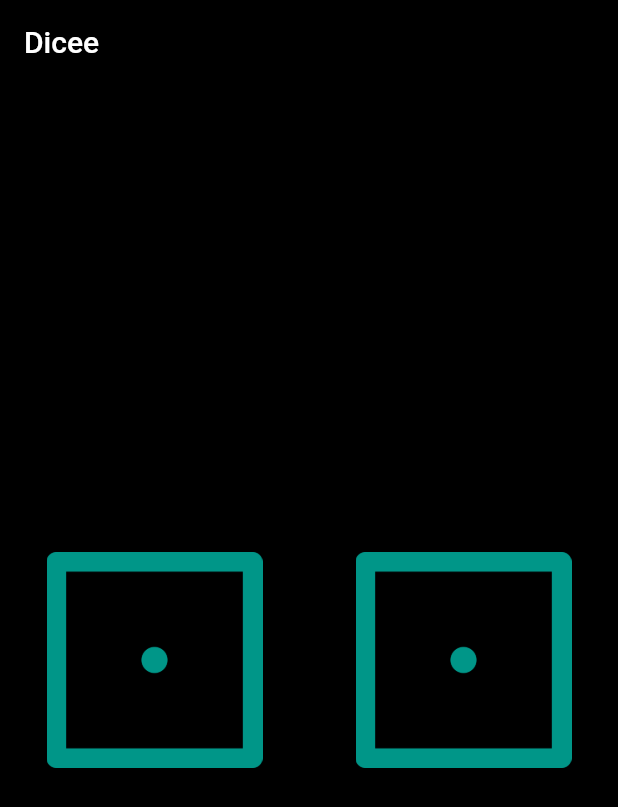
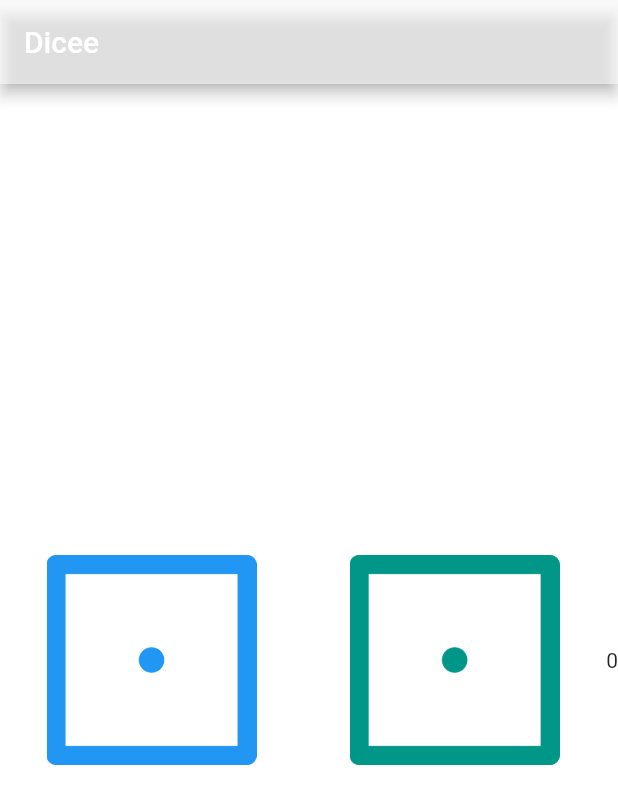
Before and after one commit to rahul975337/dice, a Flutter app: the screen it shows after launch, on a phone screen of 412 x 824 dp. Shown: the top 807 px of the screen. Run offline on Flutter 3.47's test engine with Material 2 defaults, Android fonts, the phone set to English and light mode, and no system bars.

Commit message:
Dice App Completed

```diff
--- a/lib/main.dart
+++ b/lib/main.dart
@@ -7,10 +7,10 @@ void main() {
   return runApp(
     MaterialApp(
       home: Scaffold(
-        backgroundColor: Colors.black,
+        backgroundColor: Colors.white10,
         appBar: AppBar(
           title: Text('Dicee'),
-          backgroundColor: Colors.black,
+          backgroundColor: Colors.white54,
         ),
         body: DicePage(),
       ),
@@ -25,13 +25,14 @@ class DicePage extends StatefulWidget {
 
 class _DicePageState extends State<DicePage> {
   int leftDice = 1;
-
+  int sum = 0;
   int rightDice = 1;
   void changeFace() {
     setState(
       () {
         rightDice = Random().nextInt(6) + 1;
         leftDice = Random().nextInt(6) + 1;
+        sum = leftDice + rightDice;
       },
     );
   }
@@ -50,7 +51,7 @@ class _DicePageState extends State<DicePage> {
                 },
                 child: Image.asset(
                   'images/dice$leftDice.png',
-                  color: Colors.teal,
+                  color: Colors.blue,
                 ),
               ),
             ),
@@ -68,6 +69,9 @@ class _DicePageState extends State<DicePage> {
                 ),
               ),
             ),
+          ),
+          Text(
+            '$sum',
           )
         ],
       ),
```
